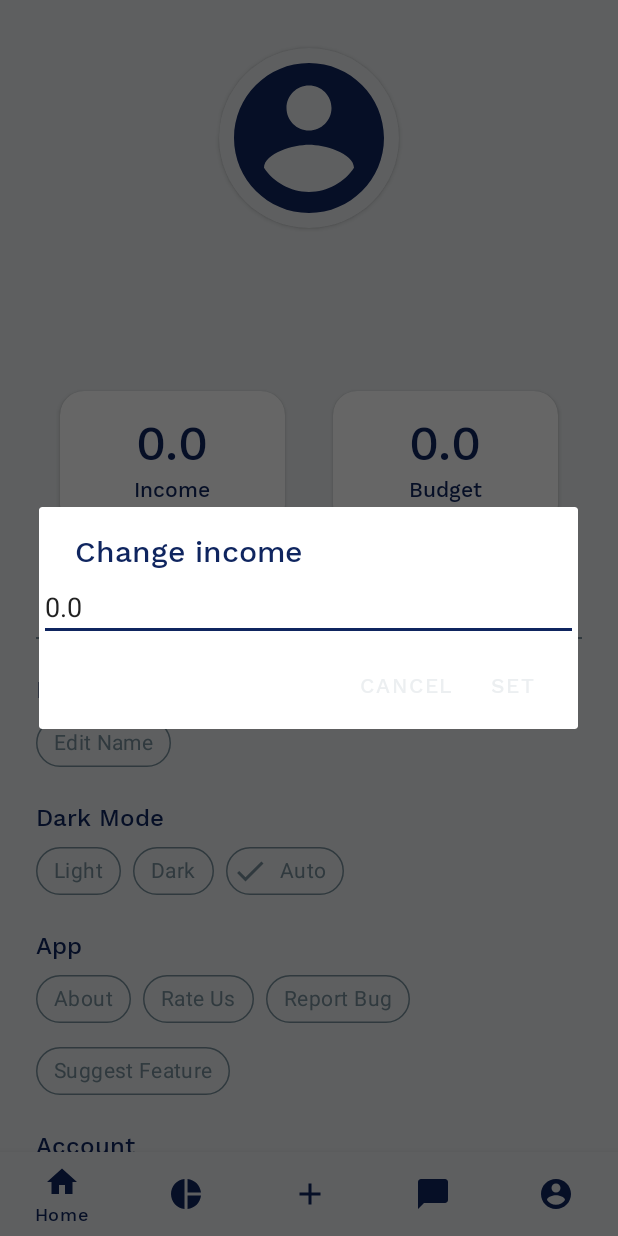
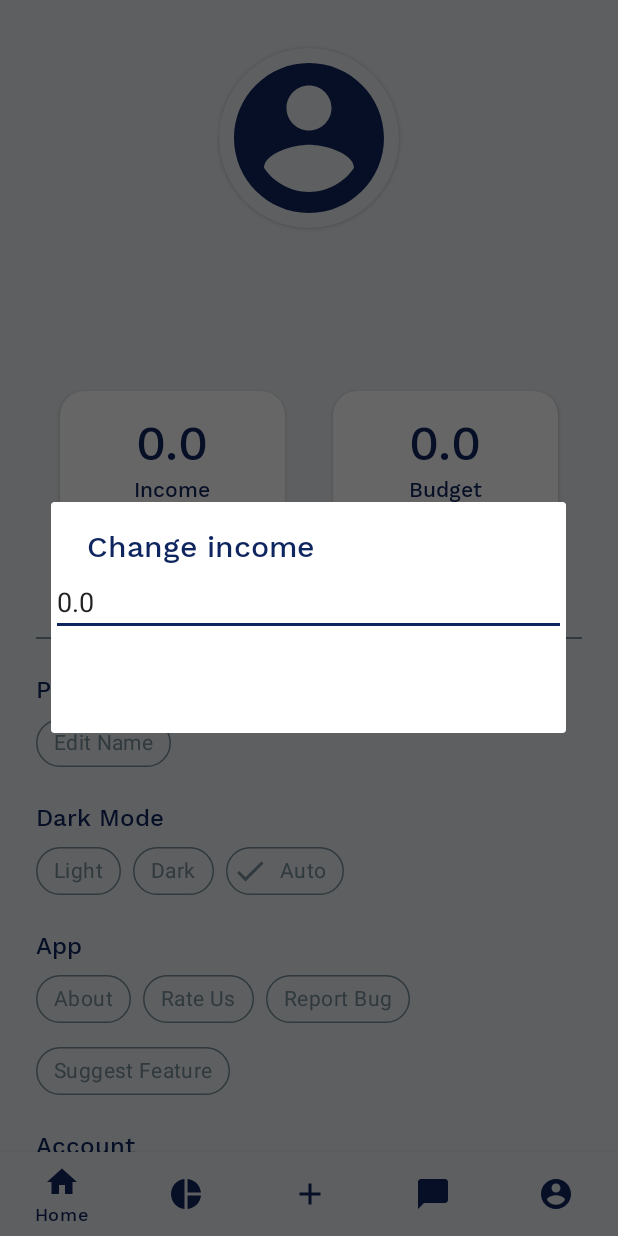
Before and after one commit to nikeight/expense_tracker_app, an Android app: the AccountFragment screen opened through its navigation route, after a tap on "edit", on a phone screen of 412 x 824 dp. Run offline under Robolectric (Android 15) with nearby library versions, the phone set to English and light mode, and no system bars; our stand-ins replace Firebase (no records; nobody signed in at launch, a user with empty details on screens opened directly), navigation-ui.

Commit message:
dialog UI fixed

```diff
--- a/app/src/main/java/com/appchef/expense_tracker_app/view/fragment/AccountFragment.kt
+++ b/app/src/main/java/com/appchef/expense_tracker_app/view/fragment/AccountFragment.kt
@@ -50,7 +50,6 @@ class AccountFragment : Fragment() {
             startActivity(Intent(activity,SplashScreen::class.java))
         }
 
-
         return binding.root
     }
 
@@ -64,12 +63,13 @@ class AccountFragment : Fragment() {
         binding.incomeText.text=income.toString()
         binding.budgetText.text=budget.toString()
 
+        //TODO handle app crash for alphabets inputed
         binding.incomeEditBtn.setOnClickListener {
             val et=EditText(context)
             et.inputType=InputType.TYPE_NUMBER_FLAG_SIGNED
             et.setText(income.toString())
 
-            AlertDialog.Builder(requireContext())
+            MaterialAlertDialogBuilder(requireContext(),R.style.AlertDialogTheme)
                 .setTitle("Change income")
                 .setView(et)
                 .setPositiveButton("Set",DialogInterface.OnClickListener{dialogInterface, i ->
@@ -88,7 +88,7 @@ class AccountFragment : Fragment() {
             et.inputType=InputType.TYPE_NUMBER_FLAG_SIGNED
             et.setText(budget.toString())
 
-            var dialog = MaterialAlertDialogBuilder(requireContext())
+            MaterialAlertDialogBuilder(requireContext(),R.style.AlertDialogTheme)
                 .setTitle("Change budget")
                 .setView(et)
                 .setPositiveButton("Set",DialogInterface.OnClickListener{dialogInterface, i ->
@@ -99,9 +99,7 @@ class AccountFragment : Fragment() {
                 })
                 .setNegativeButton("Cancel",DialogInterface.OnClickListener{dialogInterface, i ->
                     dialogInterface.dismiss()
-                }).create()
-            /*dialog.getButton(DialogInterface.BUTTON_POSITIVE)?.setTextColor(R.color.colorOnPrimary)
-            dialog.getButton(DialogInterface.BUTTON_POSITIVE)?.setTextColor(R.color.colorOnPrimary)*/
+                }).show()
         }
     }
 
--- a/app/src/main/res/values/style.xml
+++ b/app/src/main/res/values/style.xml
@@ -1,5 +1,17 @@
 <?xml version="1.0" encoding="utf-8"?>
 <resources>
+
+    <style name="AlertDialogTheme" parent="Theme.AppCompat.DayNight.Dialog.Alert">
+        <item name="android:buttonBarNegativeButtonStyle">@style/NegativeButtonStyle</item>
+        <item name="android:buttonBarPositiveButtonStyle">@style/PositiveButtonStyle</item>
+    </style>
+    <style name="NegativeButtonStyle" parent="Widget.MaterialComponents.Button.TextButton.Dialog">
+        <item name="android:textColor">@color/colorOnPrimary</item>
+    </style>
+
+    <style name="PositiveButtonStyle" parent="Widget.MaterialComponents.Button.TextButton.Dialog">
+        <item name="android:textColor">@color/colorOnPrimary</item>
+    </style>
 
     <style name="progress_dot_style">
         <item name="android:layout_width">12dp</item>
```
